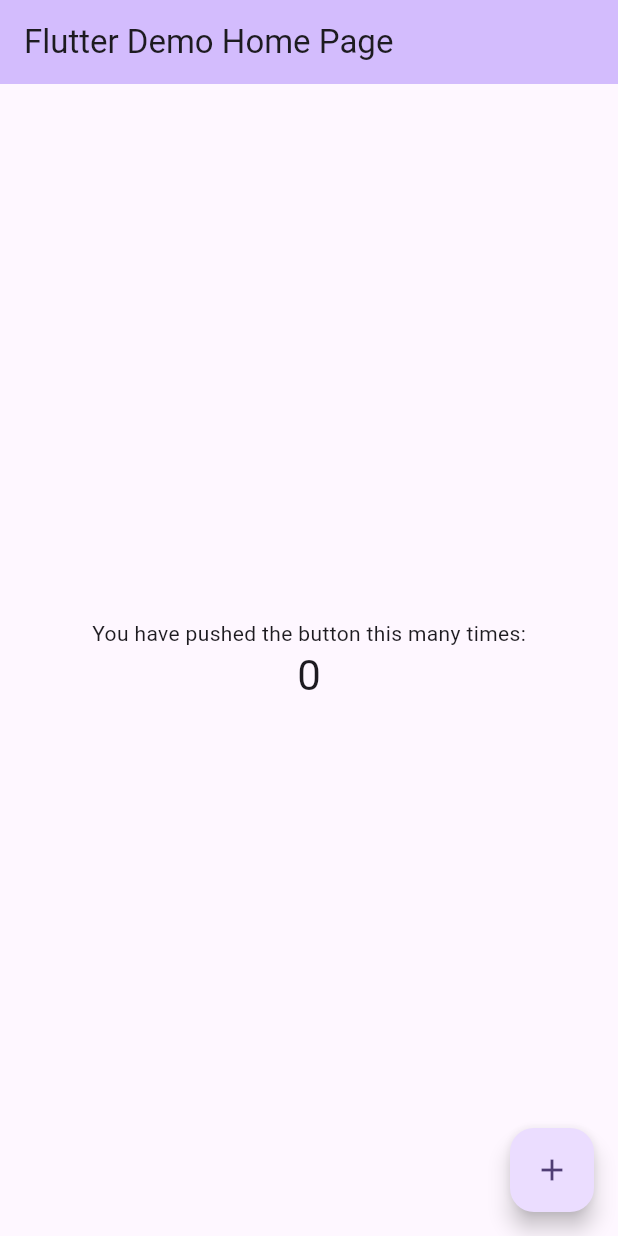
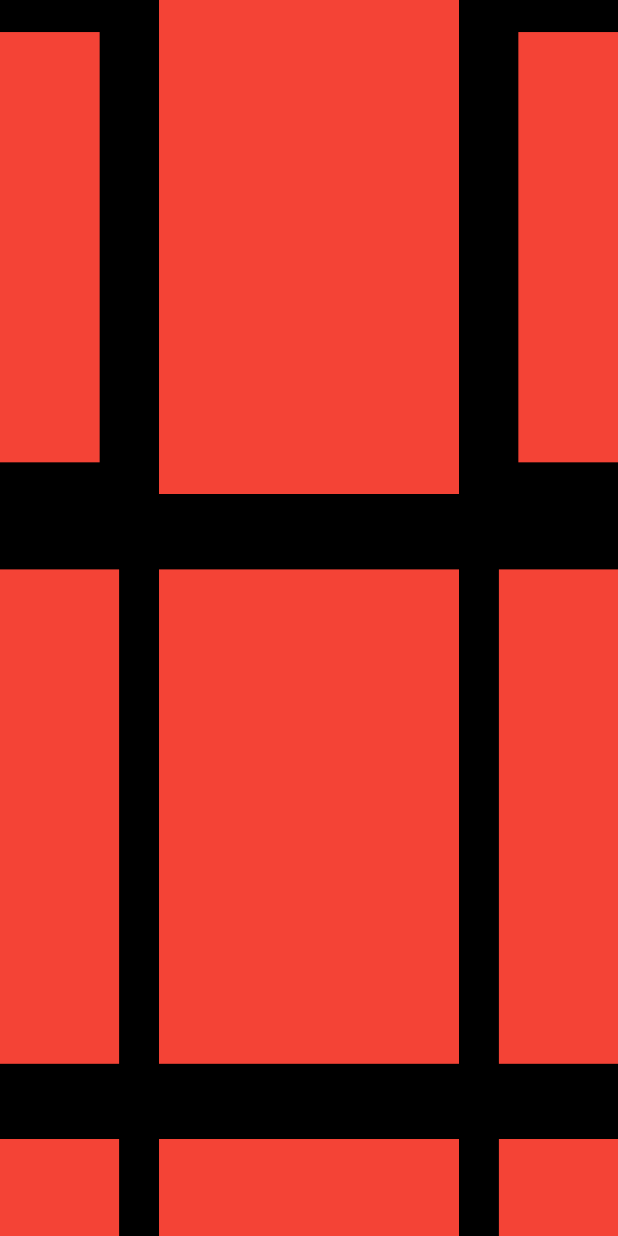
Before and after one commit to AnnaAlbuquerque/movies_app, a Flutter app: the screen it shows after launch, on a phone screen of 412 x 824 dp. Run offline on Flutter 3.47's test engine with Material 3 defaults, Android fonts, the phone set to English and light mode, and no system bars; drawn by our look-alikes of carousel_slider; network calls fail.

Commit message:
feature: home page initial configuration

```diff
--- a/lib/main.dart
+++ b/lib/main.dart
@@ -1,4 +1,6 @@
 import 'package:flutter/material.dart';
+import 'package:movies_app/src/utils/colors_utils.dart';
+import 'package:movies_app/src/view/pages/movies_page.dart';
 
 void main() {
   runApp(const MyApp());
@@ -7,119 +9,14 @@ void main() {
 class MyApp extends StatelessWidget {
   const MyApp({super.key});
 
-  // This widget is the root of your application.
   @override
   Widget build(BuildContext context) {
     return MaterialApp(
-      title: 'Flutter Demo',
+      title: 'Dice App',
       theme: ThemeData(
-        // This is the theme of your application.
-        //
-        // TRY THIS: Try running your application with "flutter run". You'll see
-        // the application has a purple toolbar. Then, without quitting the app,
-        // try changing the seedColor in the colorScheme below to Colors.green
-        // and then invoke "hot reload" (save your changes or press the "hot
-        // reload" button in a Flutter-supported IDE, or press "r" if you used
-        // the command line to start the app).
-        //
-        // Notice that the counter didn't reset back to zero; the application
-        // state is not lost during the reload. To reset the state, use hot
-        // restart instead.
-        //
-        // This works for code too, not just values: Most code changes can be
-        // tested with just a hot reload.
-        colorScheme: ColorScheme.fromSeed(seedColor: Colors.deepPurple),
-        useMaterial3: true,
+        primarySwatch: ColorsUtils.whiteSwatch,
       ),
-      home: const MyHomePage(title: 'Flutter Demo Home Page'),
+      home: const MoviesPage(),
     );
   }
 }
-
-class MyHomePage extends StatefulWidget {
-  const MyHomePage({super.key, required this.title});
-
-  // This widget is the home page of your application. It is stateful, meaning
-  // that it has a State object (defined below) that contains fields that affect
-  // how it looks.
-
-  // This class is the configuration for the state. It holds the values (in this
-  // case the title) provided by the parent (in this case the App widget) and
-  // used by the build method of the State. Fields in a Widget subclass are
-  // always marked "final".
-
-  final String title;
-
-  @override
-  State<MyHomePage> createState() => _MyHomePageState();
-}
-
-class _MyHomePageState extends State<MyHomePage> {
-  int _counter = 0;
-
-  void _incrementCounter() {
-    setState(() {
-      // This call to setState tells the Flutter framework that something has
-      // changed in this State, which causes it to rerun the build method below
-      // so that the display can reflect the updated values. If we changed
-      // _counter without calling setState(), then the build method would not be
-      // called again, and so nothing would appear to happen.
-      _counter++;
-    });
-  }
-
-  @override
-  Widget build(BuildContext context) {
-    // This method is rerun every time setState is called, for instance as done
-    // by the _incrementCounter method above.
-    //
-    // The Flutter framework has been optimized to make rerunning build methods
-    // fast, so that you can just rebuild anything that needs updating rather
-    // than having to individually change instances of widgets.
-    return Scaffold(
-      appBar: AppBar(
-        // TRY THIS: Try changing the color here to a specific color (to
-        // Colors.amber, perhaps?) and trigger a hot reload to see the AppBar
-        // change color while the other colors stay the same.
-        backgroundColor: Theme.of(context).colorScheme.inversePrimary,
-        // Here we take the value from the MyHomePage object that was created by
-        // the App.build method, and use it to set our appbar title.
-        title: Text(widget.title),
-      ),
-      body: Center(
-        // Center is a layout widget. It takes a single child and positions it
-        // in the middle of the parent.
-        child: Column(
-          // Column is also a layout widget. It takes a list of children and
-          // arranges them vertically. By default, it sizes itself to fit its
-          // children horizontally, and tries to be as tall as its parent.
-          //
-          // Column has various properties to control how it sizes itself and
-          // how it positions its children. Here we use mainAxisAlignment to
-          // center the children vertically; the main axis here is the vertical
-          // axis because Columns are vertical (the cross axis would be
-          // horizontal).
-          //
-          // TRY THIS: Invoke "debug painting" (choose the "Toggle Debug Paint"
-          // action in the IDE, or press "p" in the console), to see the
-          // wireframe for each widget.
-          mainAxisAlignment: MainAxisAlignment.center,
-          children: <Widget>[
-            const Text(
-              'You have pushed the button this many times:',
-            ),
-            Text(
-              '$_counter',
-              style: Theme.of(context).textTheme.headlineMedium,
-            ),
-          ],
-        ),
-      ),
-      floatingActionButton: FloatingActionButton(
-        onPressed: _incrementCounter,
-        tooltip: 'Increment',
-        child: const Icon(Icons.add),
-      ), // This trailing comma makes auto-formatting nicer for build methods.
-    );
-  }
-}
--- /dev/null
+++ b/lib/src/utils/colors_utils.dart
@@ -0,0 +1,14 @@
+import 'package:flutter/material.dart';
+
+class ColorsUtils {
+  static const MaterialColor whiteSwatch = MaterialColor(
+    0xFFFFFFFF,
+    <int, Color>{
+      50: Color(0xFFFFFFFF),
+      100: Color(0xFFFFFFFF),
+      500: Color(0xFFFFFFFF),
+      700: Color(0xFFd7d9d8),
+      900: Color(0xFFc2c4c3),
+    },
+  );
+}
--- /dev/null
+++ b/lib/src/view/pages/movies_page.dart
@@ -0,0 +1,72 @@
+import 'package:flutter/material.dart';
+import 'package:movies_app/src/controller/movies_controller.dart';
+import 'package:movies_app/src/model/movie_model.dart';
+import 'package:movies_app/src/view/widgets/movie_carousel_widget.dart';
+
+class MoviesPage extends StatefulWidget {
+  const MoviesPage({super.key});
+
+  @override
+  State<MoviesPage> createState() => _MoviesPageState();
+}
+
+class _MoviesPageState extends State<MoviesPage> {
+  late Future<List<MovieModel>> moviesList;
+
+  @override
+  void initState() {
+    super.initState();
+    MoviesController().getMovieByGenre(genreID: 12);
+  }
+
+  @override
+  Widget build(BuildContext context) {
+    final size = MediaQuery.of(context).size;
+    return Scaffold(
+      backgroundColor: Colors.black,
+      body: SafeArea(
+        child: SingleChildScrollView(
+          child: Column(
+            children: [
+              MovieCarouselWidget(
+                size: size,
+                autoPlay: true,
+                enlargeCenterPage: true,
+                itemBuilder: (context, itemIndex, pageViewIndex) {
+                  return Container(
+                    height: 300,
+                    width: 200,
+                    color: Colors.red,
+                  );
+                },
+              ),
+              const SizedBox(height: 50),
+              MovieCarouselWidget(
+                size: size,
+                itemBuilder: (context, itemIndex, pageViewIndex) {
+                  return Container(
+                    height: 300,
+                    width: 200,
+                    color: Colors.red,
+                  );
+                },
+              ),
+              const SizedBox(height: 50),
+              MovieCarouselWidget(
+                size: size,
+                itemBuilder: (context, itemIndex, pageViewIndex) {
+                  return Container(
+                    height: 300,
+                    width: 200,
+                    color: Colors.red,
+                  );
+                },
+              ),
+              const SizedBox(height: 50),
+            ],
+          ),
+        ),
+      ),
+    );
+  }
+}
--- /dev/null
+++ b/lib/src/view/widgets/movie_carousel_widget.dart
@@ -0,0 +1,37 @@
+import 'package:carousel_slider/carousel_slider.dart';
+import 'package:flutter/material.dart';
+
+class MovieCarouselWidget extends StatelessWidget {
+  final Size size;
+  final bool autoPlay;
+  final bool enlargeCenterPage;
+  final Widget Function(BuildContext, int, int)? itemBuilder;
+  final bool mainCarousel;
+
+  const MovieCarouselWidget({
+    super.key,
+    required this.size,
+    required this.itemBuilder,
+    this.autoPlay = false,
+    this.enlargeCenterPage = false,
+    this.mainCarousel = false,
+  });
+
+  @override
+  Widget build(BuildContext context) {
+    return SizedBox(
+      width: double.infinity,
+      child: CarouselSlider.builder(
+        itemCount: 10,
+        options: CarouselOptions(
+          height: mainCarousel ? size.height * 0.45 : size.height * 0.40,
+          autoPlay: autoPlay,
+          enlargeCenterPage: enlargeCenterPage,
+          viewportFraction: 0.55,
+          autoPlayCurve: Curves.fastEaseInToSlowEaseOut,
+        ),
+        itemBuilder: itemBuilder,
+      ),
+    );
+  }
+}
```
